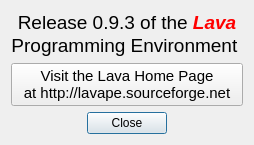
Old version of the form lavape/src/LavaBase/idd_aboutbox.ui in the repository berkus/lavape.
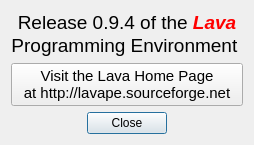
New version of the form.

Commit message: about box: changed release number to 0.9.4

What changed in the file:
```diff
--- a/lavape/src/LavaBase/idd_aboutbox.ui
+++ b/lavape/src/LavaBase/idd_aboutbox.ui
@@ -36,7 +36,7 @@
 &lt;html&gt;&lt;head&gt;&lt;meta name=&quot;qrichtext&quot; content=&quot;1&quot; /&gt;&lt;style type=&quot;text/css&quot;&gt;
 p, li { white-space: pre-wrap; }
 &lt;/style&gt;&lt;/head&gt;&lt;body style=&quot; font-family:'MS Shell Dlg 2'; font-size:8.25pt; font-weight:400; font-style:normal;&quot;&gt;
-&lt;p align=&quot;center&quot; style=&quot; margin-top:0px; margin-bottom:0px; margin-left:0px; margin-right:0px; -qt-block-indent:0; text-indent:0px;&quot;&gt;&lt;span style=&quot; font-family:'Lucida Grande'; font-size:14pt;&quot;&gt;Release 0.9.3 of the &lt;/span&gt;&lt;span style=&quot; font-family:'Lucida Grande'; font-size:14pt; font-weight:600; font-style:italic; color:#ff0000;&quot;&gt;Lava&lt;/span&gt;&lt;/p&gt;
+&lt;p align=&quot;center&quot; style=&quot; margin-top:0px; margin-bottom:0px; margin-left:0px; margin-right:0px; -qt-block-indent:0; text-indent:0px;&quot;&gt;&lt;span style=&quot; font-family:'Lucida Grande'; font-size:14pt;&quot;&gt;Release 0.9.4 of the &lt;/span&gt;&lt;span style=&quot; font-family:'Lucida Grande'; font-size:14pt; font-weight:600; font-style:italic; color:#ff0000;&quot;&gt;Lava&lt;/span&gt;&lt;/p&gt;
 &lt;p align=&quot;center&quot; style=&quot; margin-top:0px; margin-bottom:0px; margin-left:0px; margin-right:0px; -qt-block-indent:0; text-indent:0px;&quot;&gt;&lt;span style=&quot; font-family:'Lucida Grande'; font-size:14pt;&quot;&gt;Programming Environment &lt;/span&gt;&lt;/p&gt;&lt;/body&gt;&lt;/html&gt;</string>
      </property>
     </widget>
```
